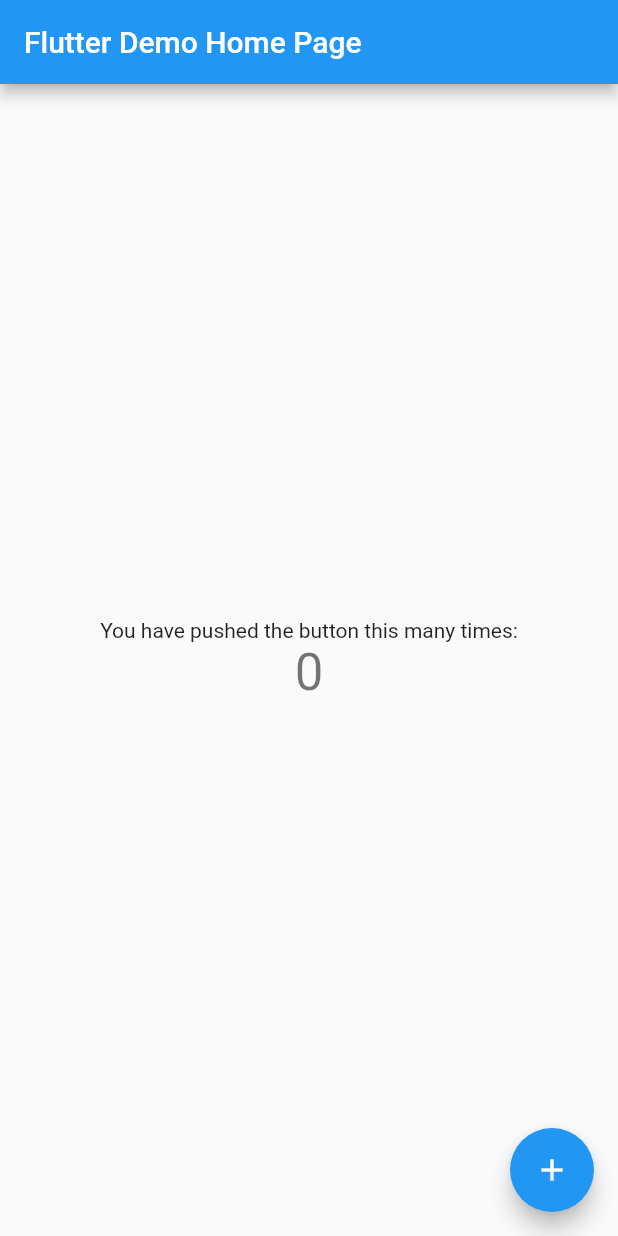
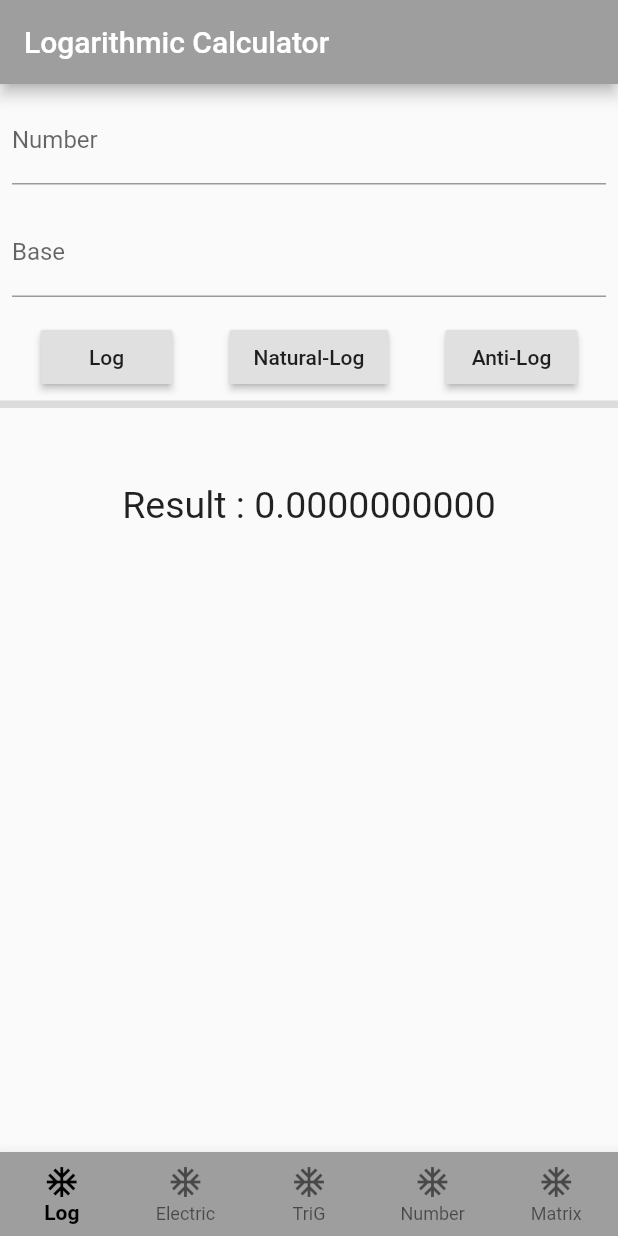
Before and after one commit to AstroEngineeer/5_in_1_Converter_App, a Flutter app: the screen it shows after launch, on a phone screen of 412 x 824 dp. Run offline on Flutter 3.47's test engine with Material 2 defaults, Android fonts, the phone set to English and light mode, and no system bars.

Commit message:
completed log and triG

```diff
--- a/lib/main.dart
+++ b/lib/main.dart
@@ -1,3 +1,4 @@
+import 'package:Math_Electrical_Calculator/screens/tab_screen.dart';
 import 'package:flutter/material.dart';
 
 void main() {
@@ -5,113 +6,11 @@ void main() {
 }
 
 class MyApp extends StatelessWidget {
-  // This widget is the root of your application.
   @override
   Widget build(BuildContext context) {
     return MaterialApp(
-      title: 'Flutter Demo',
-      theme: ThemeData(
-        // This is the theme of your application.
-        //
-        // Try running your application with "flutter run". You'll see the
-        // application has a blue toolbar. Then, without quitting the app, try
-        // changing the primarySwatch below to Colors.green and then invoke
-        // "hot reload" (press "r" in the console where you ran "flutter run",
-        // or simply save your changes to "hot reload" in a Flutter IDE).
-        // Notice that the counter didn't reset back to zero; the application
-        // is not restarted.
-        primarySwatch: Colors.blue,
-        // This makes the visual density adapt to the platform that you run
-        // the app on. For desktop platforms, the controls will be smaller and
-        // closer together (more dense) than on mobile platforms.
-        visualDensity: VisualDensity.adaptivePlatformDensity,
-      ),
-      home: MyHomePage(title: 'Flutter Demo Home Page'),
+      title: 'Calculator',
+      home: TabScreen(),
     );
   }
 }
-
-class MyHomePage extends StatefulWidget {
-  MyHomePage({Key key, this.title}) : super(key: key);
-
-  // This widget is the home page of your application. It is stateful, meaning
-  // that it has a State object (defined below) that contains fields that affect
-  // how it looks.
-
-  // This class is the configuration for the state. It holds the values (in this
-  // case the title) provided by the parent (in this case the App widget) and
-  // used by the build method of the State. Fields in a Widget subclass are
-  // always marked "final".
-
-  final String title;
-
-  @override
-  _MyHomePageState createState() => _MyHomePageState();
-}
-
-class _MyHomePageState extends State<MyHomePage> {
-  int _counter = 0;
-
-  void _incrementCounter() {
-    setState(() {
-      // This call to setState tells the Flutter framework that something has
-      // changed in this State, which causes it to rerun the build method below
-      // so that the display can reflect the updated values. If we changed
-      // _counter without calling setState(), then the build method would not be
-      // called again, and so nothing would appear to happen.
-      _counter++;
-    });
-  }
-
-  @override
-  Widget build(BuildContext context) {
-    // This method is rerun every time setState is called, for instance as done
-    // by the _incrementCounter method above.
-    //
-    // The Flutter framework has been optimized to make rerunning build methods
-    // fast, so that you can just rebuild anything that needs updating rather
-    // than having to individually change instances of widgets.
-    return Scaffold(
-      appBar: AppBar(
-        // Here we take the value from the MyHomePage object that was created by
-        // the App.build method, and use it to set our appbar title.
-        title: Text(widget.title),
-      ),
-      body: Center(
-        // Center is a layout widget. It takes a single child and positions it
-        // in the middle of the parent.
-        child: Column(
-          // Column is also a layout widget. It takes a list of children and
-          // arranges them vertically. By default, it sizes itself to fit its
-          // children horizontally, and tries to be as tall as its parent.
-          //
-          // Invoke "debug painting" (press "p" in the console, choose the
-          // "Toggle Debug Paint" action from the Flutter Inspector in Android
-          // Studio, or the "Toggle Debug Paint" command in Visual Studio Code)
-          // to see the wireframe for each widget.
-          //
-          // Column has various properties to control how it sizes itself and
-          // how it positions its children. Here we use mainAxisAlignment to
-          // center the children vertically; the main axis here is the vertical
-          // axis because Columns are vertical (the cross axis would be
-          // horizontal).
-          mainAxisAlignment: MainAxisAlignment.center,
-          children: <Widget>[
-            Text(
-              'You have pushed the button this many times:',
-            ),
-            Text(
-              '$_counter',
-              style: Theme.of(context).textTheme.headline4,
-            ),
-          ],
-        ),
-      ),
-      floatingActionButton: FloatingActionButton(
-        onPressed: _incrementCounter,
-        tooltip: 'Increment',
-        child: Icon(Icons.add),
-      ), // This trailing comma makes auto-formatting nicer for build methods.
-    );
-  }
-}
--- /dev/null
+++ b/lib/screens/logarithmic_calculator.dart
@@ -0,0 +1,86 @@
+import "package:flutter/material.dart";
+import 'dart:math';
+
+class LogarithmicCalculator extends StatefulWidget {
+  @override
+  _LogarithmicCalculatorState createState() => _LogarithmicCalculatorState();
+}
+
+class _LogarithmicCalculatorState extends State<LogarithmicCalculator> {
+  TextEditingController n = TextEditingController();
+  TextEditingController base = TextEditingController();
+  double result = 0.0;
+  baseLog() {
+    if (base.text == "e") {
+      base.text = "10";
+    }
+    setState(() {
+      result = log(int.parse(n.text)) / log(int.parse(base.text));
+    });
+  }
+
+  naturalLog() {
+    if (base.text == "e") {
+      base.text = "10";
+    }
+    setState(() {
+      result = log(int.parse(n.text));
+      base.text = "e";
+    });
+  }
+
+  antiLog() {
+    if (base.text == "e") {
+      base.text = "10";
+    }
+    setState(() {
+      result = pow(double.parse(n.text), double.parse(base.text));
+    });
+  }
+
+  @override
+  Widget build(BuildContext context) {
+    return Column(
+      children: [
+        Container(
+          padding: EdgeInsets.all(8.0),
+          child: TextField(
+            controller: n,
+            decoration: InputDecoration(labelText: "Number"),
+            keyboardType: TextInputType.number,
+          ),
+        ),
+        Container(
+          padding: EdgeInsets.all(8.0),
+          child: TextField(
+            controller: base,
+            decoration: InputDecoration(labelText: "Base"),
+            keyboardType: TextInputType.number,
+          ),
+        ),
+        Padding(
+          padding: const EdgeInsets.all(8.0),
+          child: Row(
+            mainAxisAlignment: MainAxisAlignment.spaceAround,
+            children: [
+              RaisedButton(onPressed: baseLog, child: Text("Log")),
+              RaisedButton(onPressed: naturalLog, child: Text("Natural-Log")),
+              RaisedButton(onPressed: antiLog, child: Text("Anti-Log"))
+            ],
+          ),
+        ),
+        Divider(
+          height: 2,
+          thickness: 5,
+        ),
+        Padding(
+          padding: const EdgeInsets.only(top: 50.0),
+          child: Text(
+            "Result : " + result.toStringAsFixed(10),
+            style: TextStyle(fontSize: 25),
+          ),
+        ),
+      ],
+    );
+  }
+}
--- /dev/null
+++ b/lib/screens/tab_screen.dart
@@ -0,0 +1,58 @@
+import 'package:Math_Electrical_Calculator/screens/logarithmic_calculator.dart';
+import 'package:Math_Electrical_Calculator/screens/trigonometry_calculator.dart';
+import 'package:flutter/material.dart';
+
+class TabScreen extends StatefulWidget {
+  @override
+  _TabScreenState createState() => _TabScreenState();
+}
+
+class _TabScreenState extends State<TabScreen> {
+  var screens = [
+    {"title": "Logarithmic Calculator", "screen": LogarithmicCalculator()},
+    {"title": "Electrical Calculator", "screen": LogarithmicCalculator()},
+    {"title": "Trigonometry Calculator", "screen": TrigonometryCalculator()},
+    {"title": "Number System Calculator", "screen": LogarithmicCalculator()},
+    {"title": "Matrix Calculator", "screen": LogarithmicCalculator()},
+  ];
+
+  var apps = [
+    {"label": "Log", "icon": Icons.ac_unit},
+    {"label": "Electric", "icon": Icons.ac_unit},
+    {"label": "TriG", "icon": Icons.ac_unit},
+    {"label": "Number", "icon": Icons.ac_unit},
+    {"label": "Matrix", "icon": Icons.ac_unit}
+  ];
+
+  int selectedIndex = 0;
+  void selectIndex(int index) {
+    setState(() {
+      selectedIndex = index;
+    });
+  }
+
+  @override
+  Widget build(BuildContext context) {
+    return Scaffold(
+      appBar: AppBar(
+        backgroundColor: Colors.grey,
+        title: Text(screens[selectedIndex]["title"]),
+      ),
+      body: screens[selectedIndex]["screen"],
+      bottomNavigationBar: BottomNavigationBar(
+        currentIndex: selectedIndex,
+        selectedItemColor: Colors.black,
+        onTap: selectIndex,
+        selectedLabelStyle: TextStyle(fontWeight: FontWeight.bold),
+        backgroundColor: Colors.grey,
+        type: BottomNavigationBarType.fixed,
+        items: apps
+            .map(
+              (e) => BottomNavigationBarItem(
+                  icon: Icon(e["icon"]), label: e["label"]),
+            )
+            .toList(),
+      ),
+    );
+  }
+}
```
Also changed, not shown: lib/screens/trigonometry_calculator.dart (added, +90 -0 lines), lib/widgets/CustomGridView.dart (added, +60 -0 lines), 1 other file.
